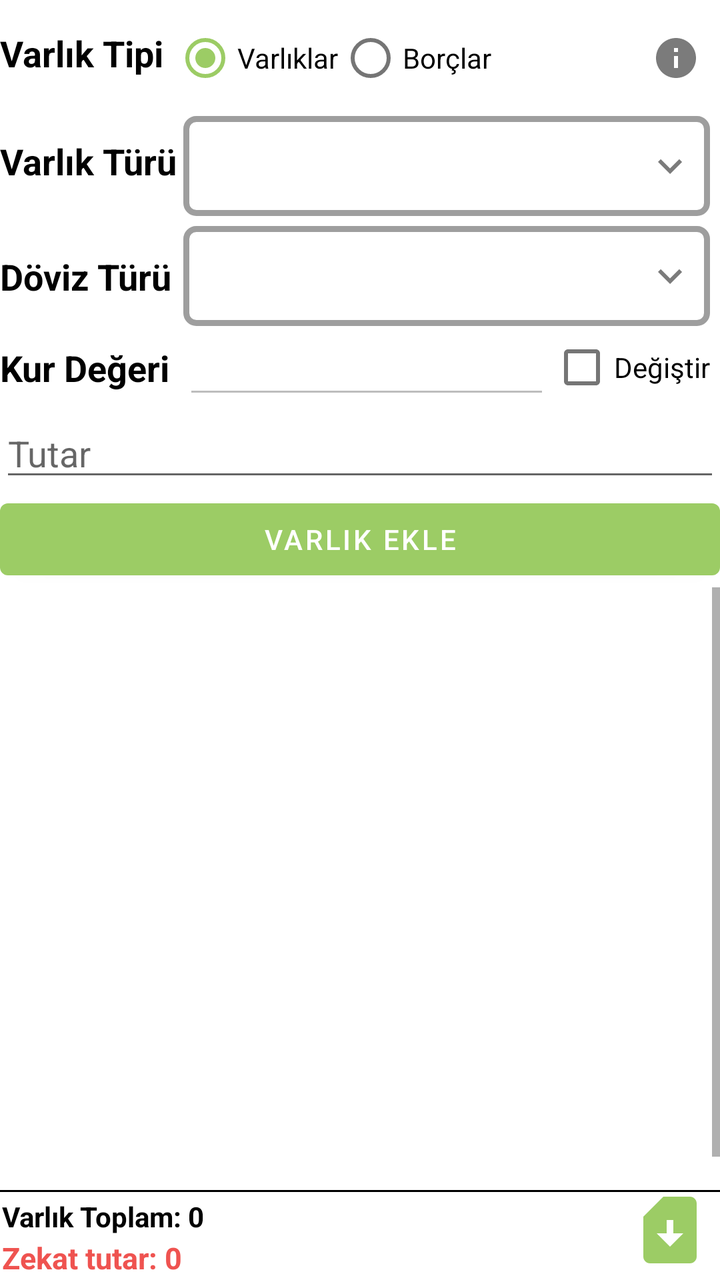
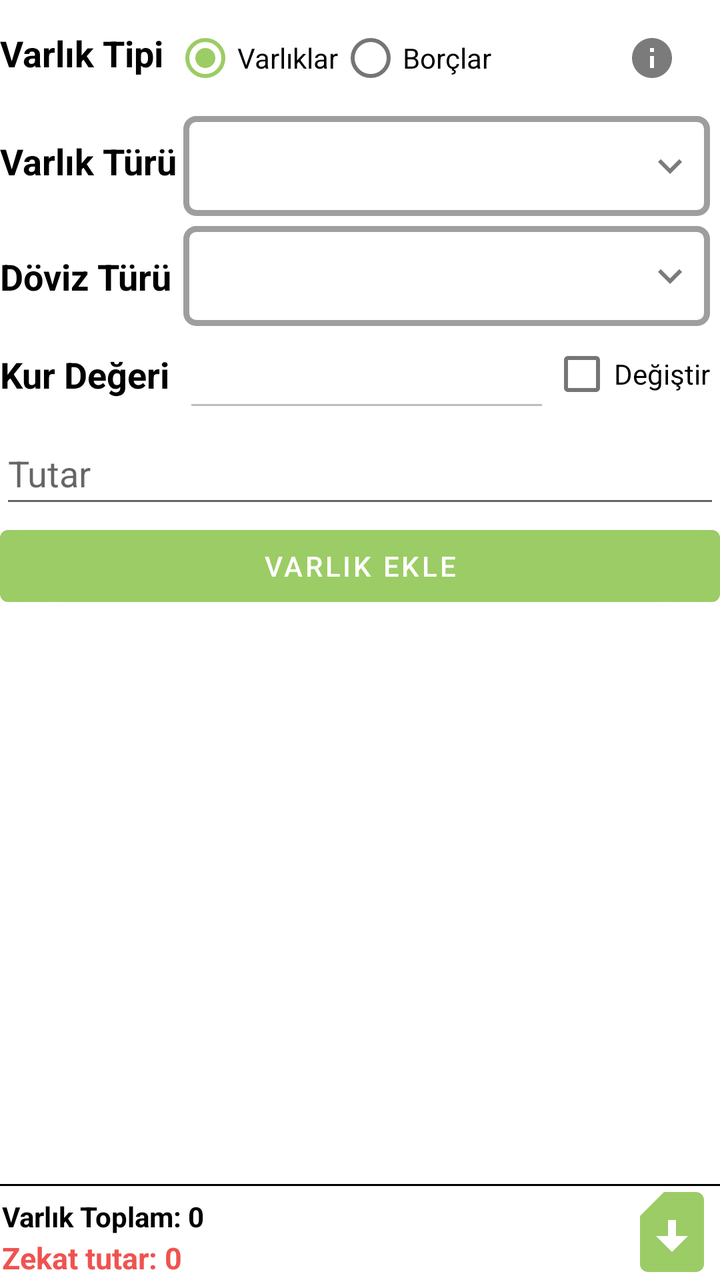

An Android layout rendered at two revisions. The XML below is the earlier revision; the diff shows what the commit changed to produce the second picture.
<!-- AndroidManifest.xml: application theme Theme.Yolcu -->
<!-- res/layout/fragment_zekat_hesapla.xml -->
<?xml version="1.0" encoding="utf-8"?>
<androidx.constraintlayout.widget.ConstraintLayout xmlns:android="http://schemas.android.com/apk/res/android"
    xmlns:app="http://schemas.android.com/apk/res-auto"
    xmlns:tools="http://schemas.android.com/tools"
    android:layout_width="match_parent"
    android:layout_height="match_parent"
    android:layout_margin="5dp">


    
    <TextView
        android:id="@+id/radioGroupLabel"
        android:layout_width="wrap_content"
        android:layout_height="wrap_content"
        android:text="Varlık Tipi"
        android:textSize="18sp"
        android:textStyle="bold"
        app:layout_constraintBottom_toBottomOf="@+id/radioGroupVarlikTipi"
        app:layout_constraintStart_toStartOf="parent"
        app:layout_constraintTop_toTopOf="parent" />

    <RadioGroup
        android:id="@+id/radioGroupVarlikTipi"
        android:layout_width="0dp"
        android:layout_height="wrap_content"
        android:layout_margin="5dp"
        android:orientation="horizontal"

        app:layout_constraintEnd_toEndOf="parent"
        app:layout_constraintStart_toEndOf="@id/radioGroupLabel"
        app:layout_constraintTop_toTopOf="parent">

        <RadioButton
            android:id="@+id/radioButtonVarliklar"
            android:layout_width="wrap_content"
            android:layout_height="wrap_content"
            android:checked="true"
            android:text="Varlıklar" />

        <RadioButton
            android:id="@+id/radioButtonBorclar"
            android:layout_width="wrap_content"
            android:layout_height="wrap_content"
            android:text="Borçlar" />
    </RadioGroup>

    <ImageButton
        android:id="@+id/zekatInfo"
        android:layout_width="wrap_content"
        android:layout_height="wrap_content"
        android:layout_margin="5dp"
        android:background="@null"
        android:src="@drawable/baseline_info_24_gray"
        app:layout_constraintBottom_toBottomOf="@+id/radioGroupVarlikTipi"
        app:layout_constraintEnd_toEndOf="@+id/radioGroupVarlikTipi"
        app:layout_constraintTop_toTopOf="@+id/radioGroupVarlikTipi"
        tools:ignore="ContentDescription" />


    <TextView
        android:id="@+id/spinnerIconLabel"
        android:layout_width="wrap_content"
        android:layout_height="wrap_content"
        android:text="Varlık Türü"
        android:textSize="18sp"
        android:textStyle="bold"
        app:layout_constraintBottom_toBottomOf="@+id/spinnerVarlikTuru"
        app:layout_constraintStart_toStartOf="parent"
        app:layout_constraintTop_toBottomOf="@+id/radioGroupVarlikTipi" />

    <ImageView
        android:id="@+id/spinnerIcon"
        android:layout_width="wrap_content"
        android:layout_height="wrap_content"
        android:contentDescription="Dropdown icon"
        android:padding="8dp"
        android:src="@drawable/baseline_keyboard_arrow_down_24"
        app:layout_constraintBottom_toBottomOf="@+id/spinnerVarlikTuru"
        app:layout_constraintEnd_toEndOf="@+id/spinnerVarlikTuru"
        app:layout_constraintTop_toTopOf="@+id/spinnerVarlikTuru" />

    <Spinner
        android:id="@+id/spinnerVarlikTuru"
        android:layout_width="0dp"
        android:layout_height="50dp"
        android:layout_margin="5dp"
        android:background="@drawable/spinner_background"
        android:popupBackground="@color/white"
        android:spinnerMode="dropdown"
        android:textColor="@color/black"
        app:layout_constraintEnd_toEndOf="parent"
        app:layout_constraintStart_toStartOf="@+id/radioGroupVarlikTipi"
        app:layout_constraintTop_toBottomOf="@id/radioGroupVarlikTipi" />

    <TextView
        android:id="@+id/spinnerAltTuruLabel"
        android:layout_width="wrap_content"
        android:layout_height="wrap_content"
        android:text="Döviz Türü"
        android:textSize="18sp"
        android:textStyle="bold"
        android:visibility="visible"
        app:layout_constraintBottom_toBottomOf="@+id/spinnerAltTuru"
        app:layout_constraintStart_toStartOf="parent"
        app:layout_constraintTop_toTopOf="@+id/spinnerAltTuru" />

    <ImageView
        android:id="@+id/spinnerAltIcon"
        android:layout_width="wrap_content"
        android:layout_height="wrap_content"
        android:contentDescription="Dropdown icon"
        android:padding="8dp"
        android:src="@drawable/baseline_keyboard_arrow_down_24"
        app:layout_constraintBottom_toBottomOf="@+id/spinnerAltTuru"
        app:layout_constraintEnd_toEndOf="@+id/spinnerAltTuru"
        app:layout_constraintTop_toTopOf="@+id/spinnerAltTuru" />

    <Spinner
        android:id="@+id/spinnerAltTuru"
        android:layout_width="0dp"
        android:layout_height="50dp"
        android:layout_marginTop="5dp"
        android:background="@drawable/spinner_background"
        android:popupBackground="@color/white"
        android:spinnerMode="dropdown"
        android:textColor="@color/black"
        android:visibility="visible"
        app:layout_constraintEnd_toEndOf="@+id/spinnerIcon"
        app:layout_constraintStart_toStartOf="@+id/spinnerVarlikTuru"
        app:layout_constraintTop_toBottomOf="@+id/spinnerVarlikTuru" />

    <TextView
        android:id="@+id/kurBilgileriTutarLabel"
        android:layout_width="wrap_content"
        android:layout_height="wrap_content"
        android:text="Kur Değeri"
        android:textSize="18sp"
        android:textStyle="bold"
        android:visibility="visible"
        app:layout_constraintBottom_toBottomOf="@+id/kurBilgileriTutar"
        app:layout_constraintStart_toStartOf="parent"
        app:layout_constraintTop_toTopOf="@+id/kurBilgileriTutar" />

    <EditText
        android:id="@+id/kurBilgileriTutar"
        android:layout_width="0dp"
        android:layout_height="wrap_content"
        android:enabled="false"
        android:inputType="numberDecimal"
        android:maxLength="10"
        app:layout_constraintEnd_toStartOf="@+id/kurBilgileriDegistirCheckBox"
        app:layout_constraintStart_toStartOf="@+id/spinnerVarlikTuru"
        app:layout_constraintTop_toBottomOf="@id/spinnerAltTuru" />

    <CheckBox
        android:id="@+id/kurBilgileriDegistirCheckBox"
        android:layout_width="wrap_content"
        android:layout_height="wrap_content"
        android:text="Değiştir"
        app:layout_constraintBottom_toBottomOf="@+id/kurBilgileriTutar"
        app:layout_constraintEnd_toEndOf="@+id/spinnerIcon"
        app:layout_constraintTop_toTopOf="@+id/kurBilgileriTutar" />

    <EditText
        android:id="@+id/editTextTutar"
        android:layout_width="match_parent"
        android:layout_height="wrap_content"
        android:hint="Tutar"
        android:inputType="numberDecimal"
        android:maxLength="14"
        app:layout_constraintEnd_toEndOf="parent"
        app:layout_constraintStart_toStartOf="parent"
        app:layout_constraintTop_toBottomOf="@id/kurBilgileriTutar" />

    <Button
        android:id="@+id/buttonVarlikEkle"
        android:layout_width="match_parent"
        android:layout_height="wrap_content"
        android:text="Varlık Ekle"
        app:layout_constraintEnd_toEndOf="parent"
        app:layout_constraintStart_toStartOf="parent"
        app:layout_constraintTop_toBottomOf="@id/editTextTutar" />

    <ScrollView
        android:id="@+id/listViewContainer"
        android:layout_width="match_parent"
        android:layout_height="0dp"
        android:layout_weight="1"
        android:fillViewport="true"
        app:layout_constraintBottom_toTopOf="@+id/toplamVarlik"
        app:layout_constraintEnd_toEndOf="parent"
        app:layout_constraintStart_toStartOf="parent"
        app:layout_constraintTop_toBottomOf="@id/buttonVarlikEkle">

        <ListView
            android:id="@+id/listViewVarliklar"
            android:layout_width="match_parent"
            android:layout_height="wrap_content"
            android:layout_marginTop="16dp" />

    </ScrollView>

    <View
        android:id="@+id/horizantalLine"
        android:layout_width="match_parent"
        android:layout_height="1dp"
        android:background="@color/lineColor"
        app:layout_constraintEnd_toEndOf="parent"
        app:layout_constraintStart_toStartOf="parent"
        app:layout_constraintTop_toTopOf="@id/buttonPaylas" />

    <TextView
        android:id="@+id/toplamVarlik"
        android:layout_width="0dp"
        android:layout_height="wrap_content"
        android:layout_margin="1dp"
        android:paddingTop="5dp"
        android:text="Varlık Toplam: 0"
        android:textSize="14sp"
        android:textStyle="bold"
        app:layout_constraintBottom_toTopOf="@id/textViewZekatSonuc"
        app:layout_constraintEnd_toStartOf="@id/buttonPaylas"
        app:layout_constraintStart_toStartOf="parent" />


    <TextView
        android:id="@+id/textViewZekatSonuc"
        android:layout_width="0dp"
        android:layout_height="wrap_content"
        android:layout_margin="1dp"
        android:text="Zekat tutar: 0"
        android:textColor="@color/redAlertColor"
        android:textSize="15sp"
        android:textStyle="bold"
        android:visibility="visible"
        app:layout_constraintBottom_toBottomOf="parent"
        app:layout_constraintEnd_toEndOf="parent"
        app:layout_constraintEnd_toStartOf="@id/buttonPaylas"
        app:layout_constraintStart_toStartOf="parent" />

    <ImageButton
        android:id="@+id/buttonPaylas"
        android:layout_width="40dp"
        android:layout_height="40dp"
        android:layout_margin="5dp"
        android:background="@null"
        android:contentDescription="exportimage"
        android:scaleType="centerCrop"
        android:src="@drawable/baseline_sim_card_download_24"
        app:layout_constraintBottom_toBottomOf="parent"
        app:layout_constraintEnd_toEndOf="parent" />

</androidx.constraintlayout.widget.ConstraintLayout>
<!-- resources referenced by this layout -->
<resources>
  <color name="black">#FF000000</color>
  <color name="lineColor">@color/black</color>
  <color name="redAlertColor">#EF5350</color>
  <color name="white">#FFFFFFFF</color>
  <!-- drawable baseline_info_24_gray (drawable) -->
  <vector xmlns:android="http://schemas.android.com/apk/res/android" android:height="24dp" android:tint="#7B7B7B" android:viewportHeight="24" android:viewportWidth="24" android:width="24dp">
        
      <path android:fillColor="@android:color/white" android:pathData="M12,2C6.48,2 2,6.48 2,12s4.48,10 10,10 10,-4.48 10,-10S17.52,2 12,2zM13,17h-2v-6h2v6zM13,9h-2L11,7h2v2z"/>
      
  </vector>
  <!-- drawable baseline_keyboard_arrow_down_24 (drawable) -->
  <vector xmlns:android="http://schemas.android.com/apk/res/android" android:height="24dp" android:tint="#7B7B7B" android:viewportHeight="24" android:viewportWidth="24" android:width="24dp">
        
      <path android:fillColor="@android:color/white" android:pathData="M7.41,8.59L12,13.17l4.59,-4.58L18,10l-6,6 -6,-6 1.41,-1.41z"/>
      
  </vector>
  <!-- drawable baseline_sim_card_download_24 (drawable) -->
  <vector xmlns:android="http://schemas.android.com/apk/res/android" android:height="24dp" android:tint="#9CCC65" android:viewportHeight="24" android:viewportWidth="24" android:width="24dp">
        
      <path android:fillColor="@android:color/white" android:pathData="M18,2h-8L4,8v12c0,1.1 0.9,2 2,2h12c1.1,0 2,-0.9 2,-2V4C20,2.9 19.1,2 18,2zM12,17l-4,-4h3V9.02L13,9v4h3L12,17z"/>
      
  </vector>
  <!-- drawable spinner_background (drawable) -->
  <?xml version="1.0" encoding="utf-8"?>
  <shape xmlns:android="http://schemas.android.com/apk/res/android">
      <stroke android:width="3dp" android:color="@color/colorGray" />
      <corners android:radius="5dp" />
      <padding android:left="8dp" android:right="8dp" />
  </shape>
  <style name="Theme.Yolcu" parent="Theme.MaterialComponents.DayNight.DarkActionBar">
          
          <item name="colorPrimary">#9CCC65</item>
          <item name="colorPrimaryVariant">#43A047</item>
          <item name="colorOnPrimary">@color/white</item>
          
          <item name="colorSecondary">#9CCC65</item>
          <item name="colorSecondaryVariant">@color/teal_700</item>
          <item name="colorOnSecondary">@color/white</item>
          
          <item name="android:statusBarColor">?attr/colorPrimaryVariant</item>
          
          <item name="actionMenuTextColor">@color/white</item>
          <item name="android:actionMenuTextColor">@color/white</item>
          <item name="android:textColor">@color/black</item>
      </style>
  <color name="colorGray">#9E9E9E</color>
  <color name="teal_700">#FF018786</color>
</resources>

<!-- the commit's change to res/layout/fragment_zekat_hesapla.xml (unified diff, before → after) -->
@@ -12,7 +12,7 @@
         android:id="@+id/radioGroupLabel"
         android:layout_width="wrap_content"
         android:layout_height="wrap_content"
-        android:text="Varlık Tipi"
+        android:text="@string/varlik_tipi"
         android:textSize="18sp"
         android:textStyle="bold"
         app:layout_constraintBottom_toBottomOf="@+id/radioGroupVarlikTipi"
@@ -25,7 +25,6 @@
         android:layout_height="wrap_content"
         android:layout_margin="5dp"
         android:orientation="horizontal"
-
         app:layout_constraintEnd_toEndOf="parent"
         app:layout_constraintStart_toEndOf="@id/radioGroupLabel"
         app:layout_constraintTop_toTopOf="parent">
@@ -35,33 +34,33 @@
             android:layout_width="wrap_content"
             android:layout_height="wrap_content"
             android:checked="true"
-            android:text="Varlıklar" />
+            android:text="@string/varliklar" />
 
         <RadioButton
             android:id="@+id/radioButtonBorclar"
             android:layout_width="wrap_content"
             android:layout_height="wrap_content"
-            android:text="Borçlar" />
+            android:text="@string/borclar" />
     </RadioGroup>
 
     <ImageButton
         android:id="@+id/zekatInfo"
-        android:layout_width="wrap_content"
-        android:layout_height="wrap_content"
+        android:layout_width="48dp"
+        android:layout_height="48dp"
         android:layout_margin="5dp"
         android:background="@null"
+        android:contentDescription="@string/bildirim_icon"
         android:src="@drawable/baseline_info_24_gray"
         app:layout_constraintBottom_toBottomOf="@+id/radioGroupVarlikTipi"
         app:layout_constraintEnd_toEndOf="@+id/radioGroupVarlikTipi"
-        app:layout_constraintTop_toTopOf="@+id/radioGroupVarlikTipi"
-        tools:ignore="ContentDescription" />
+        app:layout_constraintTop_toTopOf="@+id/radioGroupVarlikTipi" />
 
 
     <TextView
         android:id="@+id/spinnerIconLabel"
         android:layout_width="wrap_content"
         android:layout_height="wrap_content"
-        android:text="Varlık Türü"
+        android:text="@string/varlik_turu"
         android:textSize="18sp"
         android:textStyle="bold"
         app:layout_constraintBottom_toBottomOf="@+id/spinnerVarlikTuru"
@@ -72,7 +71,7 @@
         android:id="@+id/spinnerIcon"
         android:layout_width="wrap_content"
         android:layout_height="wrap_content"
-        android:contentDescription="Dropdown icon"
+        android:contentDescription="@string/dropdown_icon"
         android:padding="8dp"
         android:src="@drawable/baseline_keyboard_arrow_down_24"
         app:layout_constraintBottom_toBottomOf="@+id/spinnerVarlikTuru"
@@ -96,7 +95,7 @@
         android:id="@+id/spinnerAltTuruLabel"
         android:layout_width="wrap_content"
         android:layout_height="wrap_content"
-        android:text="Döviz Türü"
+        android:text="@string/doviz_turu"
         android:textSize="18sp"
         android:textStyle="bold"
         android:visibility="visible"
@@ -108,7 +107,7 @@
         android:id="@+id/spinnerAltIcon"
         android:layout_width="wrap_content"
         android:layout_height="wrap_content"
-        android:contentDescription="Dropdown icon"
+        android:contentDescription="@string/dropdown_icon"
         android:padding="8dp"
         android:src="@drawable/baseline_keyboard_arrow_down_24"
         app:layout_constraintBottom_toBottomOf="@+id/spinnerAltTuru"
@@ -133,7 +132,8 @@
         android:id="@+id/kurBilgileriTutarLabel"
         android:layout_width="wrap_content"
         android:layout_height="wrap_content"
-        android:text="Kur Değeri"
+        android:labelFor="@id/kurBilgileriTutar"
+        android:text="@string/kur_degeri"
         android:textSize="18sp"
         android:textStyle="bold"
         android:visibility="visible"
@@ -144,19 +144,20 @@
     <EditText
         android:id="@+id/kurBilgileriTutar"
         android:layout_width="0dp"
-        android:layout_height="wrap_content"
+        android:layout_height="48dp"
         android:enabled="false"
         android:inputType="numberDecimal"
         android:maxLength="10"
         app:layout_constraintEnd_toStartOf="@+id/kurBilgileriDegistirCheckBox"
         app:layout_constraintStart_toStartOf="@+id/spinnerVarlikTuru"
-        app:layout_constraintTop_toBottomOf="@id/spinnerAltTuru" />
+        app:layout_constraintTop_toBottomOf="@id/spinnerAltTuru"
+        tools:ignore="Autofill" />
 
     <CheckBox
         android:id="@+id/kurBilgileriDegistirCheckBox"
         android:layout_width="wrap_content"
         android:layout_height="wrap_content"
-        android:text="Değiştir"
+        android:text="@string/degistir"
         app:layout_constraintBottom_toBottomOf="@+id/kurBilgileriTutar"
         app:layout_constraintEnd_toEndOf="@+id/spinnerIcon"
         app:layout_constraintTop_toTopOf="@+id/kurBilgileriTutar" />
@@ -164,8 +165,9 @@
     <EditText
         android:id="@+id/editTextTutar"
         android:layout_width="match_parent"
-        android:layout_height="wrap_content"
-        android:hint="Tutar"
+        android:layout_height="48dp"
+        android:hint="@string/tutar_etiket"
+        android:importantForAutofill="no"
         android:inputType="numberDecimal"
         android:maxLength="14"
         app:layout_constraintEnd_toEndOf="parent"
@@ -176,29 +178,22 @@
         android:id="@+id/buttonVarlikEkle"
         android:layout_width="match_parent"
         android:layout_height="wrap_content"
-        android:text="Varlık Ekle"
+        android:text="@string/varlik_ekle"
         app:layout_constraintEnd_toEndOf="parent"
         app:layout_constraintStart_toStartOf="parent"
         app:layout_constraintTop_toBottomOf="@id/editTextTutar" />
 
-    <ScrollView
-        android:id="@+id/listViewContainer"
+
+    <ListView
+        android:id="@+id/listViewVarliklar"
         android:layout_width="match_parent"
         android:layout_height="0dp"
-        android:layout_weight="1"
-        android:fillViewport="true"
-        app:layout_constraintBottom_toTopOf="@+id/toplamVarlik"
-        app:layout_constraintEnd_toEndOf="parent"
-        app:layout_constraintStart_toStartOf="parent"
-        app:layout_constraintTop_toBottomOf="@id/buttonVarlikEkle">
-
-        <ListView
-            android:id="@+id/listViewVarliklar"
-            android:layout_width="match_parent"
-            android:layout_height="wrap_content"
-            android:layout_marginTop="16dp" />
-
-    </ScrollView>
+        android:layout_marginTop="5dp"
+        app:layout_constraintBottom_toTopOf="@+id/horizantalLine"
+        app:layout_constraintEnd_toEndOf="parent"
+        app:layout_constraintStart_toStartOf="parent"
+        app:layout_constraintTop_toBottomOf="@id/buttonVarlikEkle" />
+
 
     <View
         android:id="@+id/horizantalLine"
@@ -215,7 +210,7 @@
         android:layout_height="wrap_content"
         android:layout_margin="1dp"
         android:paddingTop="5dp"
-        android:text="Varlık Toplam: 0"
+        android:text="@string/varlikYazisi_etiket"
         android:textSize="14sp"
         android:textStyle="bold"
         app:layout_constraintBottom_toTopOf="@id/textViewZekatSonuc"
@@ -228,7 +223,7 @@
         android:layout_width="0dp"
         android:layout_height="wrap_content"
         android:layout_margin="1dp"
-        android:text="Zekat tutar: 0"
+        android:text="@string/zekatYazisi_etiket"
         android:textColor="@color/redAlertColor"
         android:textSize="15sp"
         android:textStyle="bold"
@@ -240,11 +235,10 @@
 
     <ImageButton
         android:id="@+id/buttonPaylas"
-        android:layout_width="40dp"
-        android:layout_height="40dp"
-        android:layout_margin="5dp"
+        android:layout_width="48dp"
+        android:layout_height="48dp"
         android:background="@null"
-        android:contentDescription="exportimage"
+        android:contentDescription="@string/liste_paylas"
         android:scaleType="centerCrop"
         android:src="@drawable/baseline_sim_card_download_24"
         app:layout_constraintBottom_toBottomOf="parent"
<!-- resource entries referenced after the edit -->
@@ -29,6 +29,20 @@
       <corners android:radius="5dp" />
       <padding android:left="8dp" android:right="8dp" />
   </shape>
+  <string name="bildirim_icon">Bildirim ikonu</string>
+  <string name="borclar">Borçlar</string>
+  <string name="degistir">Değiştir</string>
+  <string name="doviz_turu">Döviz Türü</string>
+  <string name="dropdown_icon">Dropdown icon</string>
+  <string name="kur_degeri">Kur Değeri</string>
+  <string name="liste_paylas">Listeyi paylaş ikon</string>
+  <string name="tutar_etiket">Tutar</string>
+  <string name="varlikYazisi_etiket">Varlık Toplam: 0</string>
+  <string name="varlik_ekle">Varlık Ekle</string>
+  <string name="varlik_tipi">Varlık Tipi</string>
+  <string name="varlik_turu">Varlık Türü</string>
+  <string name="varliklar">Varlıklar</string>
+  <string name="zekatYazisi_etiket">Zekat tutar: 0</string>
   <style name="Theme.Yolcu" parent="Theme.MaterialComponents.DayNight.DarkActionBar">
           
           <item name="colorPrimary">#9CCC65</item>
